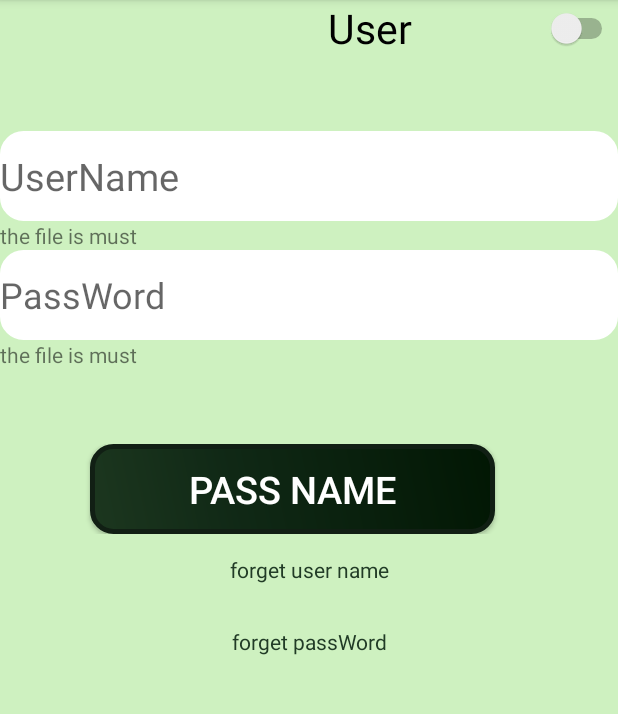
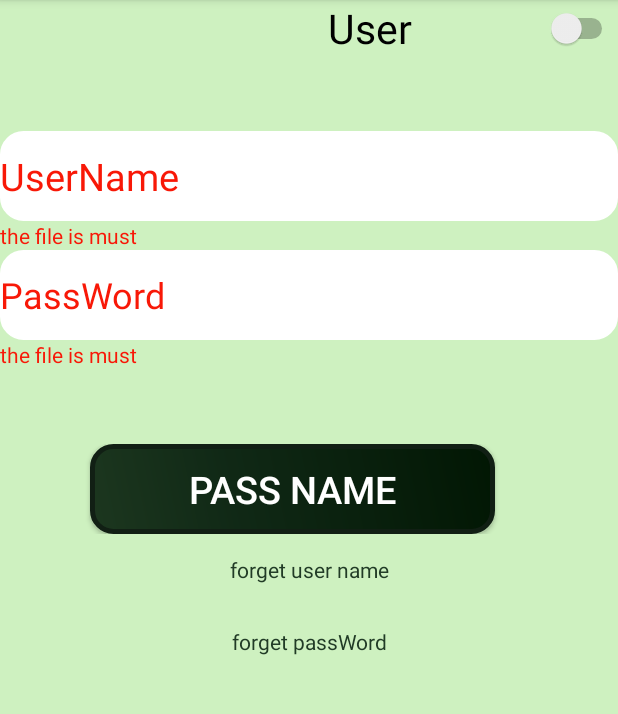
Before and after one commit to rivkaba/footBall, an Android app: the screen it shows after launch (Login), after a tap on "PASS NAME", on a phone screen of 412 x 824 dp, the part 84-798 px from its top. Run offline under Robolectric (Android 15) with nearby library versions, the phone set to English and light mode, and no system bars.

Commit message:
COLORE MUST login

```diff
--- a/app/src/main/java/rivkaba/com/Login.java
+++ b/app/src/main/java/rivkaba/com/Login.java
@@ -60,13 +60,17 @@ public class Login extends AppCompatActivity {
         passNameBtn.setOnClickListener(new View.OnClickListener() {
             @Override
             public void onClick(View v) {
-                if(edtName.getText().toString().equals(""))
+                if(edtName.getText().toString().equals("")) {
                     texMustName.setVisibility(View.VISIBLE);
+                    edtName.setHintTextColor(getResources().getColor(R.color.colorEror));
+                }
                 else
                 if(texMustName.getVisibility()== View.VISIBLE &&!edtName.getText().toString().equals(""))
                     texMustName.setVisibility(View.INVISIBLE);
-               if(edtPassWord.getText().toString().equals(""))
+               if(edtPassWord.getText().toString().equals("")) {
                    texMustPassWord.setVisibility(View.VISIBLE);
+                   edtPassWord.setHintTextColor(getResources().getColor(R.color.colorEror));
+               }
                else
                if(texMustPassWord.getVisibility()== View.VISIBLE &&!edtPassWord.getText().toString().equals(""))
                    texMustPassWord.setVisibility(View.INVISIBLE);
--- a/app/src/main/res/layout/activity_login.xml
+++ b/app/src/main/res/layout/activity_login.xml
@@ -60,6 +60,7 @@
                 android:layout_width="match_parent"
                 android:layout_height="wrap_content"
                 android:text="the file is must"
+                android:textColor="@color/colorEror"
                 android:visibility="invisible" />
 
             <EditText
@@ -82,6 +83,7 @@
                 android:layout_width="match_parent"
                 android:layout_height="wrap_content"
                 android:text="the file is must"
+                android:textColor="@color/colorEror"
                 android:visibility="invisible"/>
 
         </LinearLayout>
```
